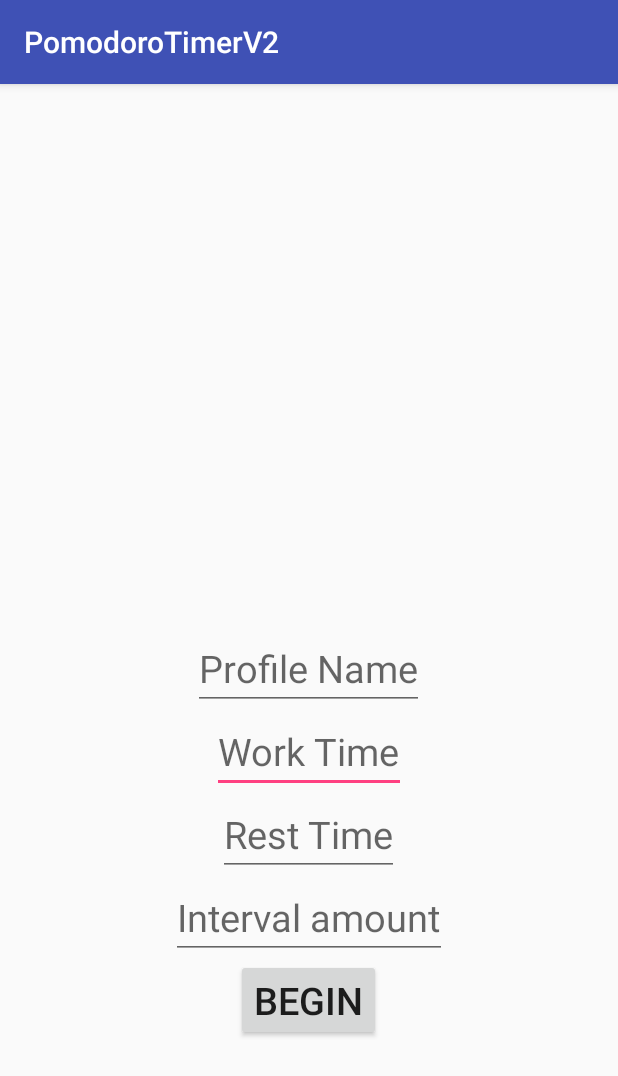
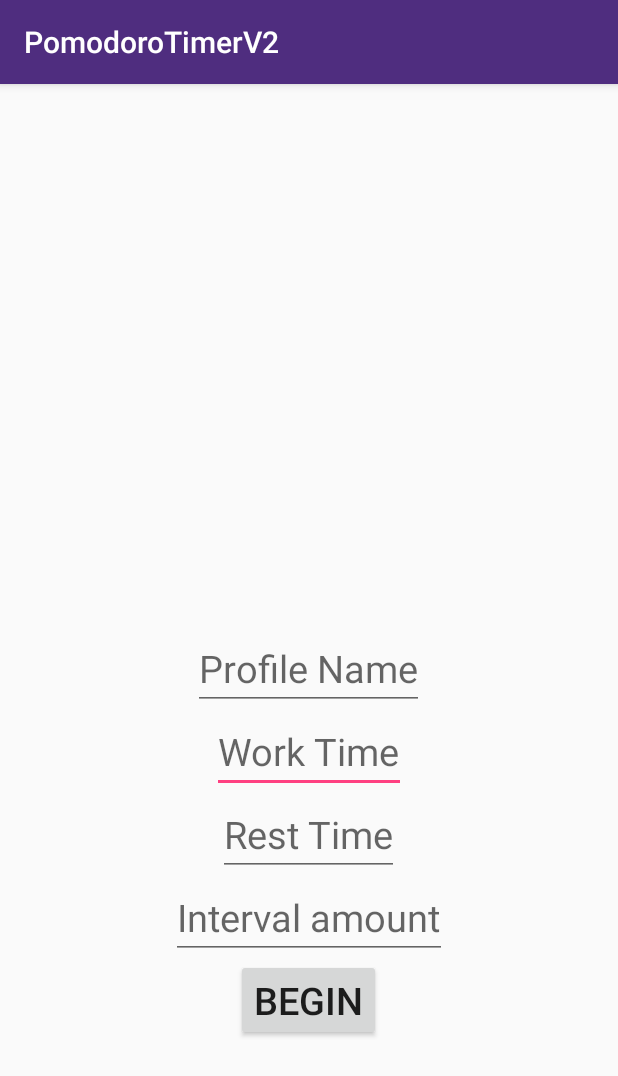
Before and after one commit to michaelfrantzen/PomodoroTimerV2, an Android app: the screen it shows after launch (BeginActivity), after a tap on "CREATE PROFILE", on a phone screen of 412 x 824 dp. Shown: the top 1076 px of the screen. Run offline under Robolectric (Android 15) with nearby library versions, the phone set to English and light mode, and no system bars.

Commit message:
Added about page Change colors to purple added error control

```diff
--- a/app/src/main/java/com/example/michael/pomodorotimerv2/ProfileActivity.java
+++ b/app/src/main/java/com/example/michael/pomodorotimerv2/ProfileActivity.java
@@ -1,5 +1,6 @@
 package com.example.michael.pomodorotimerv2;
 
+import android.content.ClipData;
 import android.content.Intent;
 import android.os.Bundle;
 import android.support.design.widget.FloatingActionButton;
@@ -112,8 +113,8 @@ public class ProfileActivity extends AppCompatActivity {
         int id = item.getItemId();
 
         //noinspection SimplifiableIfStatement
-        if (id == R.id.action_settings) {
-            return true;
+        if (id == R.id.action_about) {
+            setContentView(R.layout.about);
         }
 
         return super.onOptionsItemSelected(item);
--- a/app/src/main/res/layout/activity_profile.xml
+++ b/app/src/main/res/layout/activity_profile.xml
@@ -15,11 +15,9 @@
             android:id="@+id/toolbar"
             android:layout_width="match_parent"
             android:layout_height="?attr/actionBarSize"
-            android:background="?attr/colorPrimary"
             app:popupTheme="@style/AppTheme.PopupOverlay" />
 
     </android.support.design.widget.AppBarLayout>
-
     <include layout="@layout/content_profile" />
 
     <android.support.design.widget.FloatingActionButton
--- a/app/src/main/res/menu/menu_profile.xml
+++ b/app/src/main/res/menu/menu_profile.xml
@@ -3,8 +3,8 @@
     xmlns:tools="http://schemas.android.com/tools"
     tools:context="com.example.michael.pomodorotimerv2.ProfileActivity">
     <item
-        android:id="@+id/action_settings"
+        android:id="@+id/action_about"
         android:orderInCategory="100"
-        android:title="@string/action_settings"
+        android:title="About"
         app:showAsAction="never" />
 </menu>
--- a/app/src/main/res/values/colors.xml
+++ b/app/src/main/res/values/colors.xml
@@ -3,4 +3,5 @@
     <color name="colorPrimary">#3f51b5</color>
     <color name="colorPrimaryDark">#303F9F</color>
     <color name="colorAccent">#ff4081</color>
+    <color name="purple">#4F2D7F</color>
 </resources>
--- a/app/src/main/res/values/styles.xml
+++ b/app/src/main/res/values/styles.xml
@@ -3,8 +3,8 @@
     <!-- Base application theme. -->
     <style name="AppTheme" parent="Theme.AppCompat.Light.DarkActionBar">
         <!-- Customize your theme here. -->
-        <item name="colorPrimary">@color/colorPrimary</item>
-        <item name="colorPrimaryDark">@color/colorPrimaryDark</item>
+        <item name="colorPrimary">@color/purple</item>
+        <item name="colorPrimaryDark">@color/purple</item>
         <item name="colorAccent">@color/colorAccent</item>
     </style>
 
```
Also changed, not shown: app/src/main/java/com/example/michael/pomodorotimerv2/BeginActivity.java (+9 -1 lines), app/src/main/res/layout/about.xml (added, +26 -0 lines), app/src/main/res/drawable/daisy.jpg (added).
